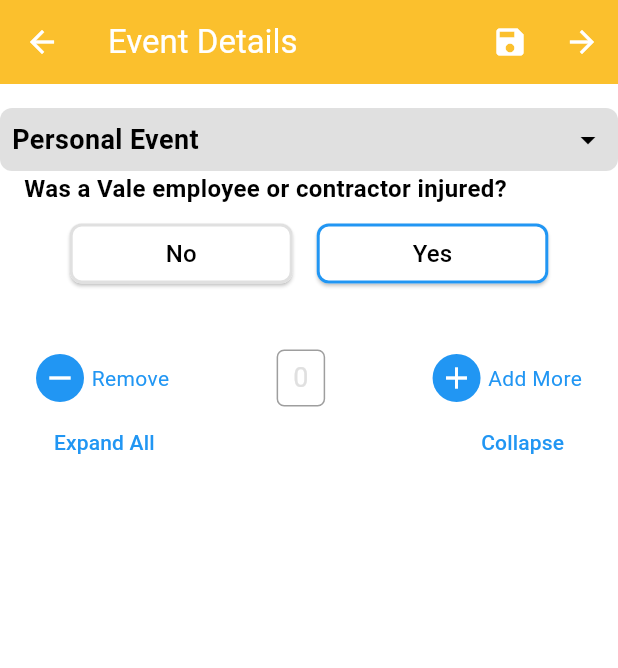
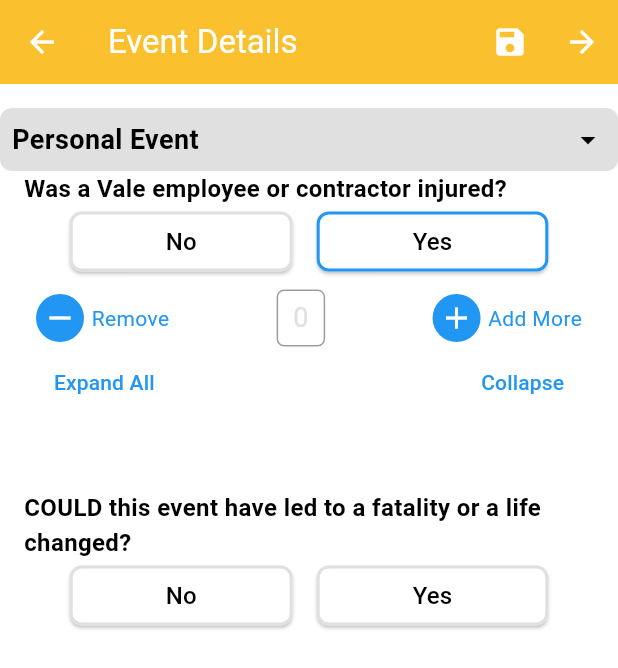
Before and after one commit to Askari7/zentrum_app_01, a Flutter app: the FormPage screen opened directly, after a tap on "No", after a tap on "Yes", on a phone screen of 412 x 824 dp. Shown: the top 668 px of the screen. Run offline on Flutter 3.47's test engine with Material 3 defaults, Android fonts, the phone set to English and light mode, and no system bars; our stand-ins replace image_picker.

Commit message:
push small change

```diff
--- a/lib/components/form.dart
+++ b/lib/components/form.dart
@@ -26,6 +26,11 @@
     }
     return SizedBox.shrink(); // Returns an empty widget if not rendered
   },
+),
+     Question(
+       text: 'COULD this event have led to a fatality or a life changed?',
+       options: ['No', 'Yes'],
+       shouldShow: (answers) => answers['Was a Vale employee or contractor injured?'] == 'Yes',
      ),
      Question(
        text: 'COULD this event have injured or lead to health impacts to a Vale employee or contractor?',
@@ -273,11 +278,14 @@
   Widget build(BuildContext context) {
     return Scaffold(
   appBar: AppBar(
-        title: const Text('Event Details',style: TextStyle(color: Colors.white),),
-        backgroundColor: Colors.yellow[700], // Set background color to yellow
+    title: const Text(
+      'Event Details',
+      style: TextStyle(color: Colors.white),
+    ),
+    backgroundColor: Colors.yellow[700],
     leading: IconButton(
       icon: const Icon(Icons.arrow_back),
-          color:Colors.white,
+      color: Colors.white,
       onPressed: () {
         Navigator.push(
           context,
@@ -347,13 +355,11 @@
                       ),
                     ),
                   ),
-
                 Padding(
                   padding: const EdgeInsets.symmetric(horizontal: 16.0),
                   child: Column(
                     crossAxisAlignment: CrossAxisAlignment.start,
                     children: [
-
                       Text(
                         question.text,
                         style: TextStyle(
@@ -362,10 +368,6 @@
                           color: Colors.black,
                         ),
                       ),
-                        ],
-                      ),
-                    ),
-                    SizedBox(height: 8.0),
                       Row(
                   mainAxisAlignment: MainAxisAlignment.center,
                   children: question.options.map((option) {
@@ -374,17 +376,19 @@
                       child: ElevatedButton(
                         onPressed: () => updateAnswer(question.text, option),
                         style: ElevatedButton.styleFrom(
-                              backgroundColor:Colors.white,
+                          backgroundColor: Colors.white,
                           foregroundColor: Colors.black,
                           side: BorderSide(
-            color: answers[question.text] == option ? Colors.blue : Colors.grey[300]!,
-
+                            color: answers[question.text] == option
+                                ? Colors.blue
+                                : Colors.grey[300]!,
                             width: 2.0,
                           ),
                           shape: RoundedRectangleBorder(
                             borderRadius: BorderRadius.circular(8.0),
                           ),
-                              padding: EdgeInsets.symmetric(vertical: 8.0, horizontal: 64.0),
+                          padding:
+                              EdgeInsets.symmetric(vertical: 8.0, horizontal: 64.0),
                         ),
                         child: Text(
                           option,
@@ -396,26 +400,23 @@
                     );
                   }).toList(),
                 ),
+                      // Display custom component if defined
+                      if (question.customComponent != null)
+                        question.customComponent!(answers),
+                    ],
+                  ),
+                ),
+                SizedBox(height: 8.0),
+
               ],
             ),
           );
         }).toList(),
-
-            // Conditional custom component
-            if (answers['Was a Vale employee or contractor injured?'] == 'Yes')
-              Padding(
-                padding: const EdgeInsets.all(16.0),
-                child: WorkerComponent(),
-              ),
-            if (answers['Was there injury to a community member(not a Vale employee / contractor / subcontractor)?'] == 'Yes')
-              Padding(
-                padding: const EdgeInsets.all(16.0),
-                child: CountComponent(),
-              ),
       ],
     ),
   ),
 );
+
   }
 
 }
```
Lines whose indentation alone changed are shown as unchanged.
